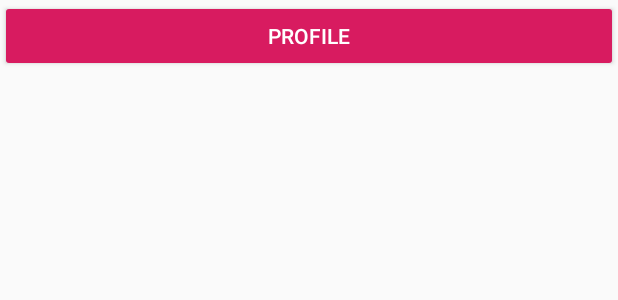
After one commit to MdDoyalBabu/MyApplication, an Android app: the layout gridview_simple_layout.xml on its own in the app's theme, with its tools: preview values and no code run, on a phone screen of 412 x 824 dp. The commit adds this screen. Shown: the top 300 px of the screen. Run offline under Robolectric (Android 15) with nearby library versions, the phone set to English and light mode, and no system bars.

Commit message:
added gridview

```diff
--- a/app/build.gradle
+++ b/app/build.gradle
@@ -25,13 +25,12 @@ dependencies {
     implementation 'androidx.appcompat:appcompat:1.0.2'
 
 
-    api 'com.theartofdev.edmodo:android-image-cropper:2.8.+'
     implementation 'com.google.firebase:firebase-core:17.2.2'
     implementation 'com.google.firebase:firebase-auth:19.2.0'
     implementation 'com.google.firebase:firebase-storage:19.1.1'
     implementation 'com.google.firebase:firebase-database:19.2.1'
     implementation 'com.android.support:recyclerview-v7:29.0.0'
-
+    implementation 'de.hdodenhof:circleimageview:3.1.0'
 
     implementation 'androidx.constraintlayout:constraintlayout:1.1.3'
     implementation 'com.google.firebase:firebase-auth:16.0.5'
--- a/app/src/main/res/layout/activity_create_account.xml
+++ b/app/src/main/res/layout/activity_create_account.xml
@@ -54,4 +54,6 @@
         android:layout_marginTop="61dp"
         android:text="Create Now" />
 
+
+
 </RelativeLayout>
--- a/app/src/main/res/layout/activity_start.xml
+++ b/app/src/main/res/layout/activity_start.xml
@@ -6,6 +6,8 @@
     android:layout_height="match_parent"
     android:gravity="center"
     tools:context=".StartActivity">
+
+
 
     <Button
         android:id="@+id/create_Account_button_Id"
--- /dev/null
+++ b/app/src/main/res/layout/gridview_simple_layout.xml
@@ -0,0 +1,16 @@
+<?xml version="1.0" encoding="utf-8"?>
+<RelativeLayout xmlns:android="http://schemas.android.com/apk/res/android"
+    android:orientation="vertical"
+    android:layout_width="match_parent"
+    android:layout_height="match_parent">
+
+
+    <Button
+        style="@style/Widget.AppCompat.Button.Colored"
+        android:layout_width="match_parent"
+        android:layout_height="wrap_content"
+        android:layout_alignParentStart="true"
+        android:layout_alignParentTop="true"
+        android:text="profile" />
+
+</RelativeLayout>
```
Also changed, not shown: app/src/main/res/layout/activity_main.xml (+11 -8 lines).
